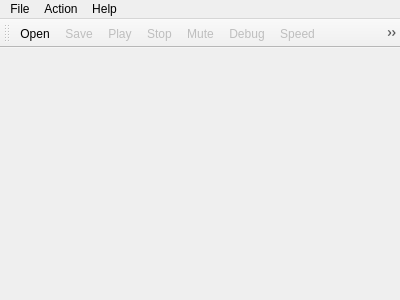
Before: the Qt Designer form src/ui/mainwindow.ui in nbouchinet/gbmu, drawn with Qt 5.
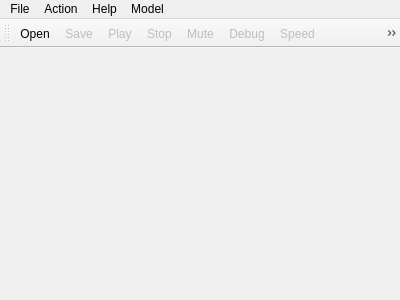
After: the same form once the commit is applied. Icons and pictures are not drawn.

```diff
--- a/src/ui/mainwindow.ui
+++ b/src/ui/mainwindow.ui
@@ -55,9 +55,18 @@
     </property>
     <addaction name="actionDebug"/>
    </widget>
+   <widget class="QMenu" name="menuModel">
+    <property name="title">
+     <string>Model</string>
+    </property>
+    <addaction name="actionDefault"/>
+    <addaction name="actionDMG"/>
+    <addaction name="actionCGB"/>
+   </widget>
    <addaction name="menuFile"/>
    <addaction name="menuAction"/>
    <addaction name="menuHelp"/>
+   <addaction name="menuModel"/>
   </widget>
   <widget class="QToolBar" name="mainToolBar">
    <property name="enabled">
```
Left out of the diff: 27 changed lines with no effect on the pictures.
